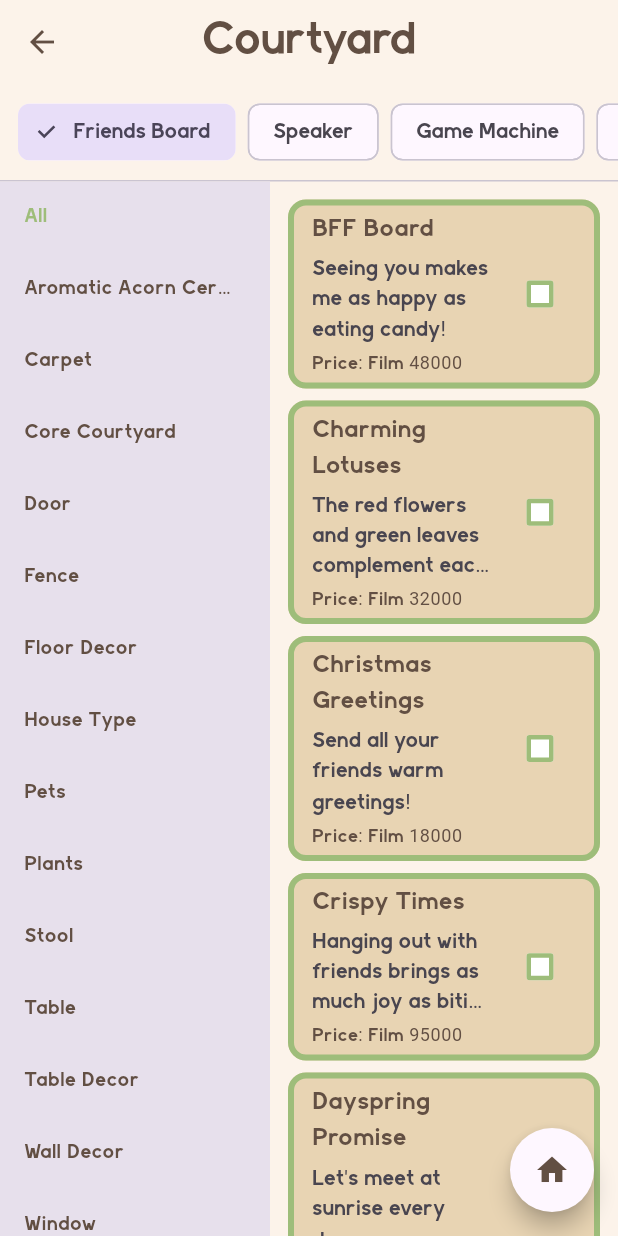
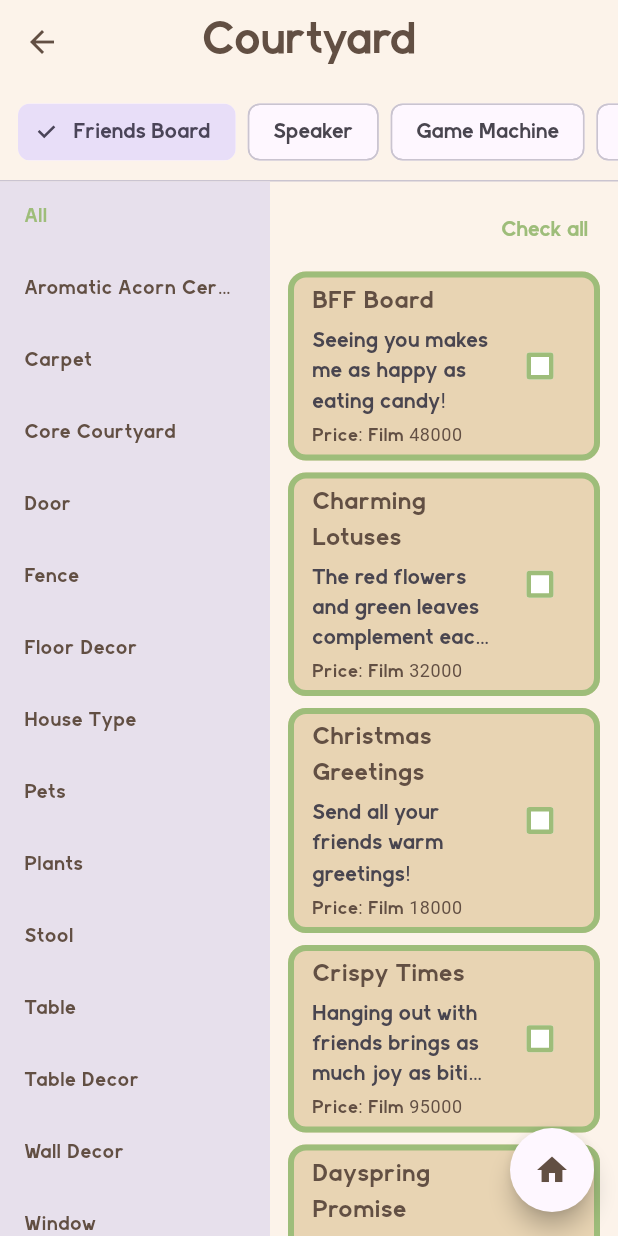
Before and after one commit to zawmbi/animal-restaurant-tracker-app, a Flutter app: the CourtyardPage screen opened directly, on a phone screen of 412 x 824 dp. Run offline on Flutter 3.47's test engine with Material 3 defaults, Android fonts, the phone set to English and light mode, and no system bars; our stand-ins replace auto_size_text, cloud_firestore, equatable, firebase_auth, firebase_core, flutter_local_notifications and 5 more; accounts and stored records are empty; project files that could hold a hidden picture were left out.

Commit message:
Add 'Check all' / 'Uncheck all' to every tracking segment
New UnlockedStore.setManyUnlocked(type, ids, value) batches a whole segment
into one persist + notify. Wired a toggle into each segment:
- Facilities: per group (ExpansionTile title)
- Recipes: per section (All/Freshly Made/Buffet/Takeout/Veg Garden)
- Customers: per tab (Regular/Special/Event/... )
- Letters: page-level (also fixed: list now scrolls — 257 chips overflowed)
- Mementos: per category tab
- Booth Owners: page-level
- Courtyard: per group
Movies already had per-movie check/clear-all. Each button is stateful
(shows 'Uncheck all' when the whole segment is already checked).

https://claude.ai/code/session_01387o9gU7cEpK6bNEm4HCjT

```diff
--- a/lib/features/courtyard/ui/courtyard_page.dart
+++ b/lib/features/courtyard/ui/courtyard_page.dart
@@ -136,8 +136,29 @@ class _CourtyardPageState extends State<CourtyardPage> {
                             )
                           : ListView.builder(
                               padding: const EdgeInsets.all(8),
-                              itemCount: facilities.length,
-                              itemBuilder: (context, index) {
+                              itemCount: facilities.length + 1,
+                              itemBuilder: (context, rawIndex) {
+                                if (rawIndex == 0) {
+                                  final ids =
+                                      facilities.map((f) => f.id).toList();
+                                  final allChecked = ids.isNotEmpty &&
+                                      ids.every((id) =>
+                                          _store.isUnlocked(_bucket, id));
+                                  return Align(
+                                    alignment: Alignment.centerRight,
+                                    child: TextButton(
+                                      onPressed: () async {
+                                        await _store.setManyUnlocked(
+                                            _bucket, ids, !allChecked);
+                                        if (mounted) setState(() {});
+                                      },
+                                      child: Text(allChecked
+                                          ? 'Uncheck all'
+                                          : 'Check all'),
+                                    ),
+                                  );
+                                }
+                                final index = rawIndex - 1;
                                 final f = facilities[index];
                                 final checked = _store.isUnlocked(
                                   _bucket,
```
Also changed, not shown: lib/features/customers/ui/booth_owners_page.dart (+13 -0 lines), lib/features/customers/ui/customers_page.dart (+10 -0 lines), lib/features/dishes/ui/dishes_page.dart (+17 -1 lines), lib/features/facilities/ui/facilities_page.dart (+16 -1 lines), lib/features/letters/ui/letters_page.dart (+37 -4 lines), lib/features/mementos/ui/mementos_page.dart (+17 -2 lines), lib/features/shared/data/unlocked_store.dart (+24 -0 lines).
